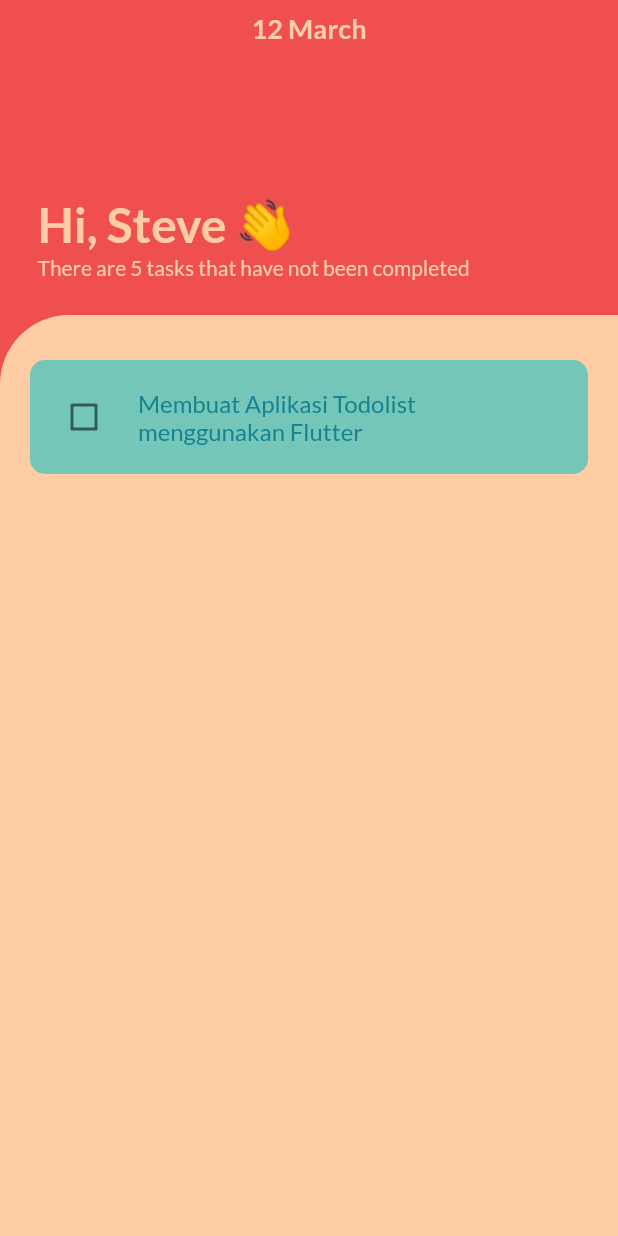
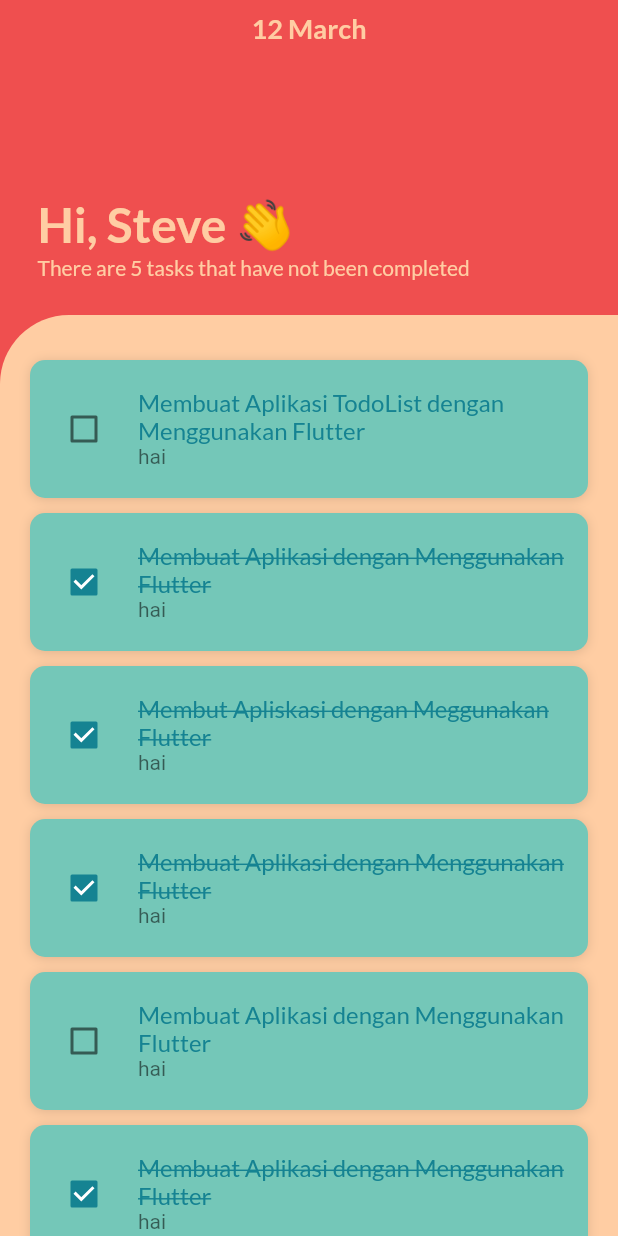
Before and after one commit to axcamz/flutter_todo_app, a Flutter app: the screen it shows after launch, on a phone screen of 412 x 824 dp. Run offline on Flutter 3.47's test engine with Material 2 defaults, Android fonts, the phone set to English and light mode, and no system bars; our stand-ins replace google_fonts.

Commit message:
Extract List Widget

```diff
--- a/lib/screens/home_screen.dart
+++ b/lib/screens/home_screen.dart
@@ -1,5 +1,6 @@
 import 'package:flutter/material.dart';
 import 'package:flutter_todolist_app/constant/colors_constant.dart';
+import 'package:flutter_todolist_app/widgets/list_widget.dart';
 import 'package:google_fonts/google_fonts.dart';
 
 class HomeScreen extends StatefulWidget {
@@ -8,8 +9,6 @@ class HomeScreen extends StatefulWidget {
 }
 
 class _HomeScreenState extends State<HomeScreen> {
-  bool _value = false;
-
   @override
   Widget build(BuildContext context) {
     return Scaffold(
@@ -83,34 +82,42 @@ class _HomeScreenState extends State<HomeScreen> {
                   color: mCrime),
               child: Column(
                 children: [
-                  Container(
-                      margin: EdgeInsets.only(bottom: 10),
-                      padding:
-                          EdgeInsets.symmetric(horizontal: 0, vertical: 10),
-                      decoration: BoxDecoration(
-                          color: mBlue,
-                          borderRadius: BorderRadius.circular(10)),
-                      child: CheckboxListTile(
-                        value: _value,
-                        onChanged: (bool value) {
-                          setState(() {
-                            _value = value;
-                          });
-                        },
-                        controlAffinity: ListTileControlAffinity.leading,
-                        title: Container(
-                          child: Text(
-                            "Membuat Aplikasi Todolist menggunakan Flutter",
-                            style: GoogleFonts.lato(
-                                color: mBlueTitle,
-                                fontSize: 16,
-                                fontWeight: FontWeight.w500,
-                                decoration: _value
-                                    ? TextDecoration.lineThrough
-                                    : TextDecoration.none),
-                          ),
-                        ),
-                      )),
+                  ListTodo(
+                    value: false,
+                    title: "Membuat Aplikasi TodoList dengan Menggunakan Flutter",
+                  ),
+                  ListTodo(
+                    value: true,
+                    title: "Membuat Aplikasi dengan Menggunakan Flutter",
+                  ),
+                  ListTodo(
+                    value: true,
+                    title: "Membut Apliskasi dengan Meggunakan Flutter",
+                  ),
+                  ListTodo(
+                    value: true,
+                    title: "Membuat Aplikasi dengan Menggunakan Flutter",
+                  ),
+                  ListTodo(
+                    value: false,
+                    title: "Membuat Aplikasi dengan Menggunakan Flutter",
+                  ),
+                  ListTodo(
+                    value: true,
+                    title: "Membuat Aplikasi dengan Menggunakan Flutter",
+                  ),ListTodo(
+                    value: true,
+                    title: "Membuat Aplikasi dengan Menggunakan Flutter",
+                  ),ListTodo(
+                    value: true,
+                    title: "Membuat Aplikasi dengan Menggunakan Flutter",
+                  ),ListTodo(
+                    value: true,
+                    title: "Membuat Aplikasi dengan Menggunakan Flutter",
+                  ),ListTodo(
+                    value: true,
+                    title: "Membuat Aplikasi dengan Menggunakan Flutter",
+                  ),
                 ],
               ),
             ),
--- /dev/null
+++ b/lib/widgets/list_widget.dart
@@ -0,0 +1,58 @@
+import 'package:flutter/material.dart';
+import 'package:flutter_todolist_app/constant/colors_constant.dart';
+import 'package:google_fonts/google_fonts.dart';
+
+class ListTodo extends StatefulWidget {
+  final bool value;
+  final String title;
+
+  ListTodo({this.value, this.title});
+
+  @override
+  _ListTodoState createState() => _ListTodoState();
+}
+
+class _ListTodoState extends State<ListTodo> {
+  bool _value;
+
+  @override
+  void initState() {
+    this._value = widget.value;
+    super.initState();
+  }
+
+  @override
+  Widget build(BuildContext context) {
+    return Container(
+        margin: EdgeInsets.only(bottom: 10),
+        padding: EdgeInsets.symmetric(horizontal: 0, vertical: 10),
+        decoration: BoxDecoration(
+            color: mBlue,
+            borderRadius: BorderRadius.circular(10),
+            boxShadow: [
+              BoxShadow(
+                  color: Colors.black12, offset: Offset(0, 1), blurRadius: 6)
+            ]),
+        child: CheckboxListTile(
+          activeColor: mBlueTitle,
+          value: _value,
+          onChanged: (bool value) {
+            setState(() {
+              _value = value;
+            });
+          },
+          controlAffinity: ListTileControlAffinity.leading,
+          title: Text(
+            widget.title,
+            style: GoogleFonts.lato(
+                color: mBlueTitle,
+                fontSize: 16,
+                fontWeight: FontWeight.w500,
+                decoration: widget.value
+                    ? TextDecoration.lineThrough
+                    : TextDecoration.none),
+          ),
+          subtitle: Text("hai"),
+        ));
+  }
+}
```
